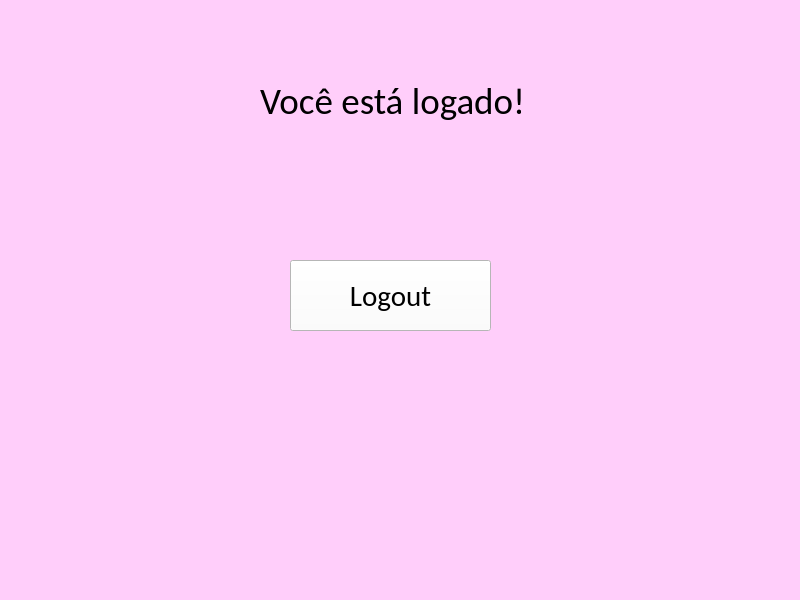
First picture: the form in segunda_tela.ui, repository paulameg/TEI-projeto_final, before the edit.
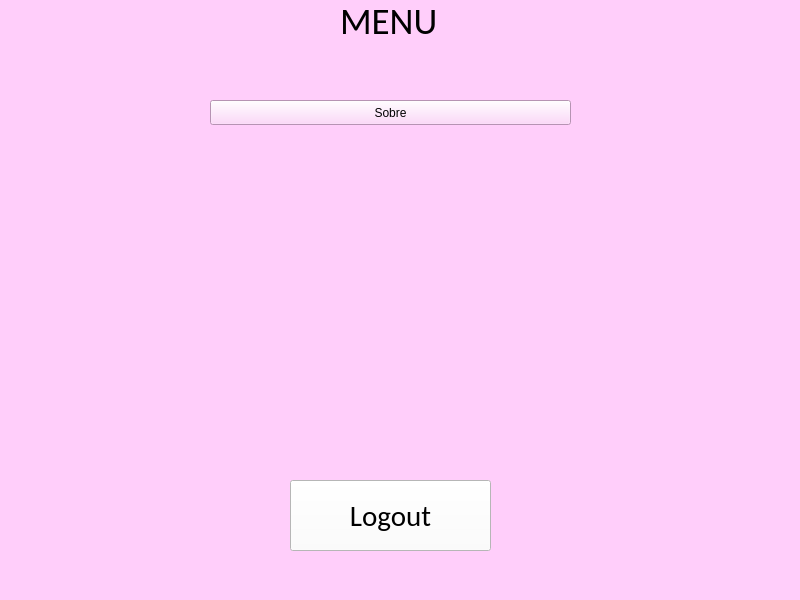
Second picture: the form after the edit.

Patch:
```diff
--- a/segunda_tela.ui
+++ b/segunda_tela.ui
@@ -20,9 +20,9 @@
    <widget class="QLabel" name="label">
     <property name="geometry">
      <rect>
-      <x>260</x>
-      <y>80</y>
-      <width>261</width>
+      <x>340</x>
+      <y>0</y>
+      <width>111</width>
       <height>41</height>
      </rect>
     </property>
@@ -33,14 +33,14 @@
      </font>
     </property>
     <property name="text">
-     <string>Você está logado!</string>
+     <string>MENU</string>
     </property>
    </widget>
    <widget class="QPushButton" name="pushButton">
     <property name="geometry">
      <rect>
       <x>290</x>
-      <y>260</y>
+      <y>480</y>
       <width>201</width>
       <height>71</height>
      </rect>
@@ -58,6 +58,19 @@
      <string>Logout</string>
     </property>
    </widget>
+   <widget class="QPushButton" name="pushButton_2">
+    <property name="geometry">
+     <rect>
+      <x>210</x>
+      <y>100</y>
+      <width>361</width>
+      <height>25</height>
+     </rect>
+    </property>
+    <property name="text">
+     <string>Sobre</string>
+    </property>
+   </widget>
   </widget>
   <widget class="QMenuBar" name="menubar">
    <property name="geometry">
```
Left out of the diff: 2 changed lines with no effect on the pictures.
